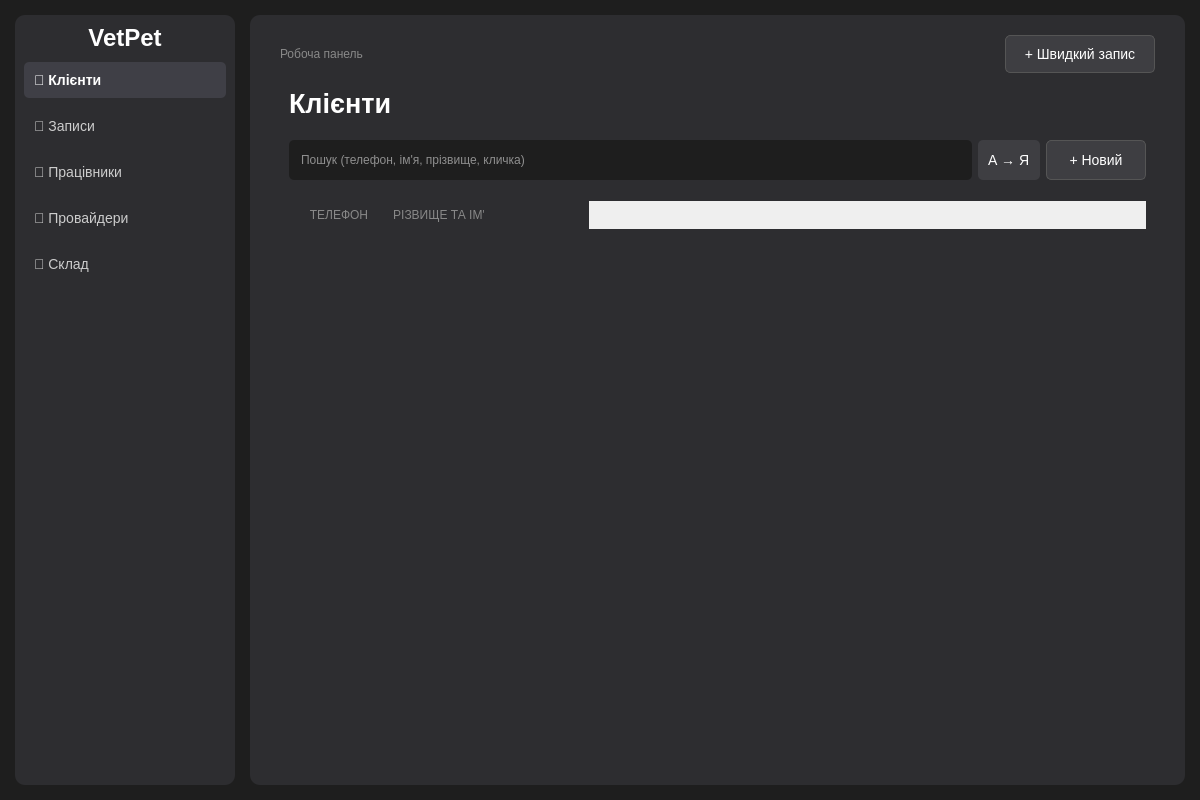
Above: VetPet/VetPet/mainwindow.ui from theloomik/OOP-Coursework before the change. Below: the same form after it.
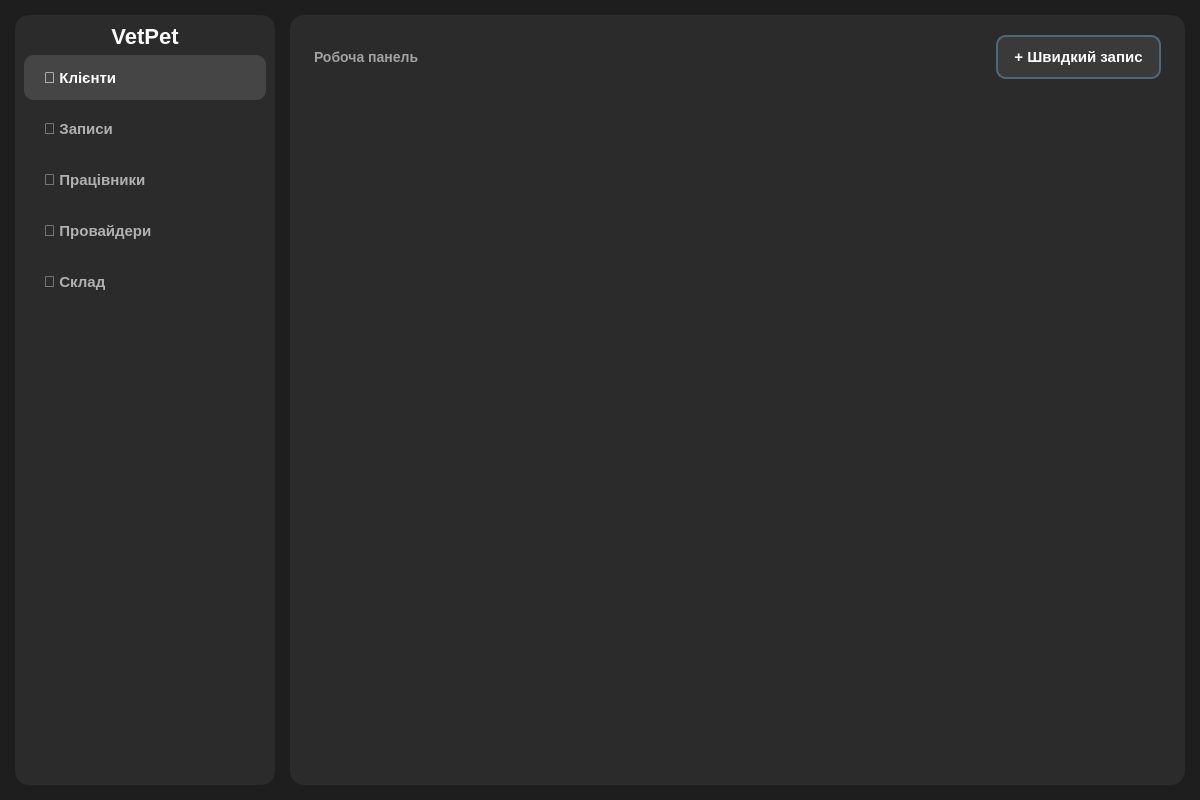
That is the form after the change.

The edit to the form file:
```diff
--- a/VetPet/VetPet/mainwindow.ui
+++ b/VetPet/VetPet/mainwindow.ui
@@ -15,21 +15,45 @@
   </property>
   <property name="styleSheet">
    <string>
-    QMainWindow { background-color: #1E1E1E; }
-    QWidget#sidebarWidget, QWidget#mainWidget { background-color: #2D2D30; border-radius: 10px; }
-    QLabel#logoLabel { color: #FFFFFF; font-size: 24px; font-weight: bold; }
+    QMainWindow { background-color: #1E1E1E; font-family: "Segoe UI", "Inter", Arial; }
+    QWidget#sidebarWidget, QWidget#mainWidget { background-color: #2B2B2B; border-radius: 14px; }
+    QLabel#logoLabel { color: #FFFFFF; font-size: 22px; font-weight: bold; }
     QLabel { color: #FFFFFF; }
-    QPushButton { background-color: transparent; color: #CCCCCC; text-align: left; padding: 10px; border-radius: 5px; font-size: 14px; }
-    QPushButton:hover { background-color: #3E3E42; color: #FFFFFF; }
-    QPushButton:checked { background-color: #3F3F46; color: #FFFFFF; font-weight: bold; }
-    QPushButton#quickRecordBtn, QPushButton#newBtn { background-color: #3E3E42; color: #FFFFFF; text-align: center; border: 1px solid #555555; }
-    QLineEdit { background-color: #1E1E1E; color: #FFFFFF; border: none; padding: 10px; border-radius: 5px; }
+    QPushButton {
+      background-color: transparent;
+      color: #B0B0B0;
+      text-align: left;
+      padding: 0 20px;
+      border: none;
+      border-radius: 10px;
+      font-size: 15px;
+      font-weight: 600;
+      min-height: 45px;
+    }
+    QPushButton:hover { background-color: #3A3A3A; color: #FFFFFF; }
+    QPushButton:checked { background-color: #454545; color: #FFFFFF; font-weight: 600; }
+    QPushButton#quickRecordBtn {
+      background-color: #3A3A3A;
+      color: #FFFFFF;
+      text-align: center;
+      border: 1.5px solid #4A6A7C;
+      border-radius: 10px;
+      padding: 0 16px;
+      min-height: 40px;
+    }
+    QLineEdit { background-color: #3A3A3A; color: #FFFFFF; border: none; padding: 0 14px; border-radius: 10px; min-height: 42px; }
     QTableWidget { background-color: transparent; color: #FFFFFF; border: none; gridline-color: #3E3E42; }
-    QHeaderView::section { background-color: #2D2D30; color: #888888; border: none; text-align: left; padding: 5px; }
+    QHeaderView::section { background-color: transparent; color: #757575; border: none; text-align: left; padding: 5px; font-size: 12px; font-weight: 600; }
     QTableWidget { background-color: transparent; border: none; }
     QTableWidget::item { border-bottom: 1px solid #3E3E42; padding-left: 20px; }
-    QTableWidget::item:hover { background-color: #3E3E42; }
-    QTableWidget::item:selected { background-color: #3F3F46; color: #FFFFFF; }
+    QTableWidget::item:hover { background-color: #333333; }
+    QTableWidget::item:selected { background-color: #333333; color: #FFFFFF; }
+    QScrollBar:vertical { background: transparent; width: 8px; margin: 0; }
+    QScrollBar::handle:vertical { background: #555555; border-radius: 4px; min-height: 28px; }
+    QScrollBar::add-line:vertical, QScrollBar::sub-line:vertical { height: 0; background: transparent; }
+    QScrollBar::add-page:vertical, QScrollBar::sub-page:vertical { background: transparent; }
+    QComboBox { background-color: #3A3A3A; color: #FFFFFF; border: none; border-radius: 10px; min-height: 42px; padding: 0 12px; }
+    QComboBox QAbstractItemView { background-color: #2B2B2B; color: #FFFFFF; selection-background-color: #3A3A3A; border: 1px solid #4A4A4A; }
    </string>
   </property>
   <widget class="QWidget" name="centralwidget">
@@ -53,19 +77,19 @@
      <widget class="QWidget" name="sidebarWidget" native="true">
       <property name="minimumSize">
        <size>
-        <width>220</width>
+        <width>260</width>
         <height>0</height>
        </size>
       </property>
       <property name="maximumSize">
        <size>
-        <width>220</width>
+        <width>260</width>
         <height>16777215</height>
        </size>
       </property>
       <layout class="QVBoxLayout" name="verticalLayout_2">
        <property name="spacing">
-        <number>10</number>
+        <number>6</number>
        </property>
        <item>
         <widget class="QLabel" name="logoLabel">
@@ -168,13 +192,13 @@
      <widget class="QWidget" name="mainWidget" native="true">
       <layout class="QVBoxLayout" name="verticalLayout">
        <property name="leftMargin">
-        <number>30</number>
+        <number>24</number>
        </property>
        <property name="topMargin">
         <number>20</number>
        </property>
        <property name="rightMargin">
-        <number>30</number>
+        <number>24</number>
        </property>
        <property name="bottomMargin">
         <number>20</number>
@@ -187,7 +211,7 @@
             <string>Робоча панель</string>
            </property>
            <property name="styleSheet">
-            <string>color: #888888;</string>
+            <string>color: #A2A2A2; font-size: 14px; font-weight: 600;</string>
            </property>
           </widget>
          </item>
@@ -226,106 +250,18 @@
          </property>
          <widget class="QWidget" name="pageClients">
           <layout class="QVBoxLayout" name="verticalLayout_3">
-           <item>
-            <widget class="QLabel" name="pageTitle_1">
-             <property name="text">
-              <string>Клієнти</string>
-             </property>
-             <property name="font">
-              <font>
-               <pointsize>20</pointsize>
-               <weight>75</weight>
-               <bold>true</bold>
-              </font>
-             </property>
-            </widget>
-           </item>
-           <item>
-            <layout class="QHBoxLayout" name="searchLayout">
-             <property name="topMargin">
-              <number>15</number>
-             </property>
-             <property name="bottomMargin">
-              <number>15</number>
-             </property>
-             <item>
-              <widget class="QLineEdit" name="searchEdit">
-               <property name="placeholderText">
-                <string>Пошук (телефон, ім'я, прізвище, кличка)</string>
-               </property>
-               <property name="minimumSize">
-                <size>
-                 <width>0</width>
-                 <height>40</height>
-                </size>
-               </property>
-              </widget>
-             </item>
-             <item>
-              <widget class="QPushButton" name="sortBtn">
-               <property name="text">
-                <string>А → Я</string>
-               </property>
-               <property name="minimumSize">
-                <size>
-                 <width>60</width>
-                 <height>40</height>
-                </size>
-               </property>
-               <property name="styleSheet">
-                <string>background-color: #3E3E42; border: none; color: white;</string>
-               </property>
-              </widget>
-             </item>
-             <item>
-              <widget class="QPushButton" name="newBtn">
-               <property name="text">
-                <string>+ Новий</string>
-               </property>
-               <property name="minimumSize">
-                <size>
-                 <width>100</width>
-                 <height>40</height>
-                </size>
-               </property>
-              </widget>
-             </item>
-            </layout>
-           </item>
-           <item>
-            <widget class="QTableWidget" name="clientsTable">
-             <property name="showGrid">
-              <bool>false</bool>
-             </property>
-             <property name="alternatingRowColors">
-              <bool>false</bool>
-             </property>
-             <property name="selectionBehavior">
-              <enum>QAbstractItemView::SelectRows</enum>
-             </property>
-             <attribute name="horizontalHeaderVisible">
-              <bool>true</bool>
-             </attribute>
-             <attribute name="verticalHeaderVisible">
-              <bool>false</bool>
-             </attribute>
-             <column>
-              <property name="text">
-               <string>ТЕЛЕФОН</string>
-              </property>
-             </column>
-             <column>
-              <property name="text">
-               <string>ПРІЗВИЩЕ ТА ІМ'Я</string>
-              </property>
-             </column>
-             <column>
-              <property name="text">
-               <string/>
-              </property>
-             </column>
-            </widget>
-           </item>
+           <property name="leftMargin">
+            <number>0</number>
+           </property>
+           <property name="topMargin">
+            <number>0</number>
+           </property>
+           <property name="rightMargin">
+            <number>0</number>
+           </property>
+           <property name="bottomMargin">
+            <number>0</number>
+           </property>
           </layout>
          </widget>
          <widget class="QWidget" name="pageRecords">
```
Left out of the diff: 120 changed lines with no effect on the pictures.
